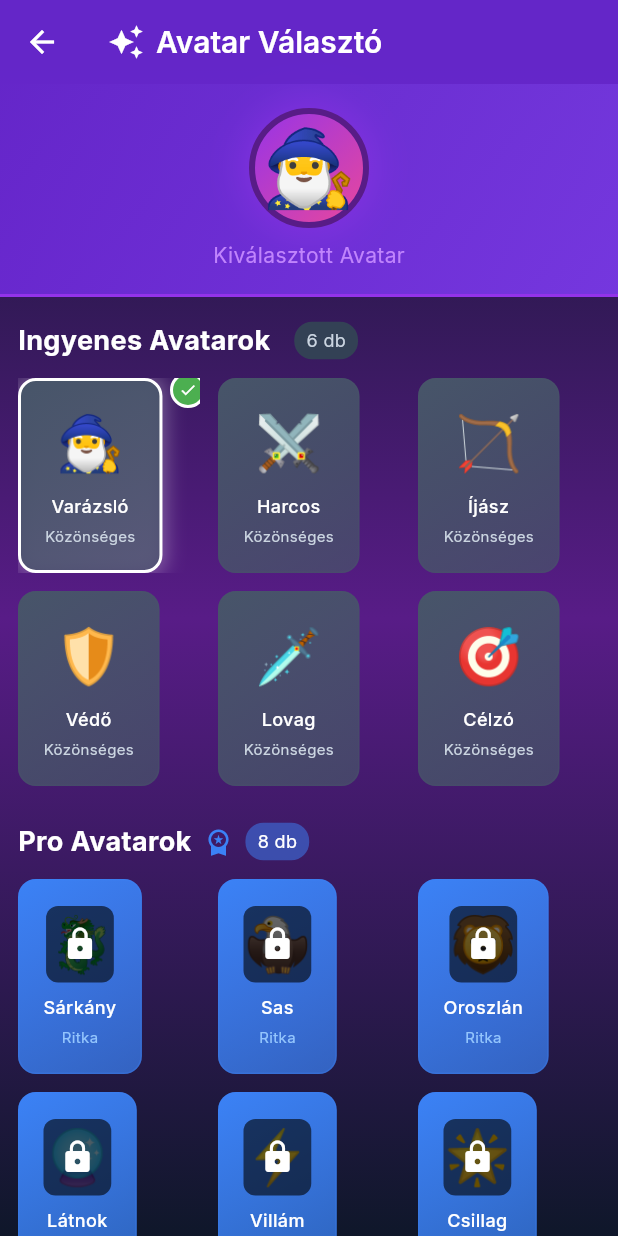
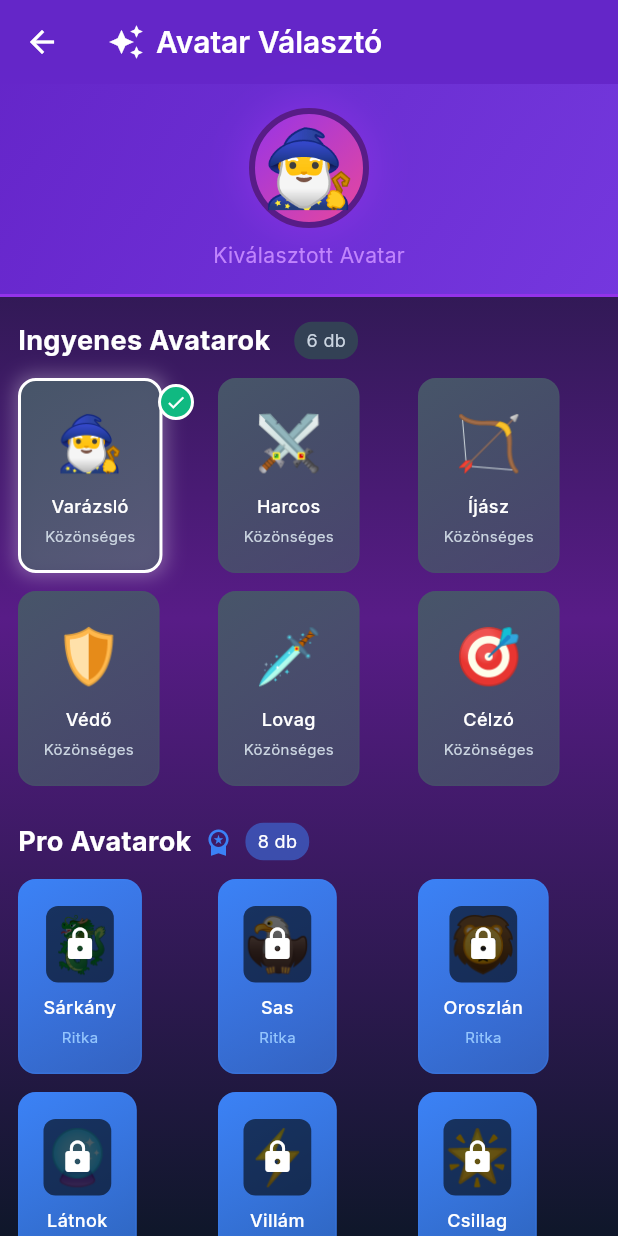
Before and after one commit to adamvir/capitalwizard, a Flutter app: the AvatarSelectorPage screen opened directly, after a tap on "🧙‍♂️", on a phone screen of 412 x 824 dp. Run offline on Flutter 3.47's test engine with Material 3 defaults, Android fonts, the phone set to English and light mode, and no system bars; our stand-ins replace equatable, google_fonts, shared_preferences; accounts and stored records are empty.

Commit message:
fix: Zöld pipa pozíció javítás - most a boxon belül van
- Positioned top: -4 → 4 (belül van!)
- Positioned right: -4 → 4 (belül van!)
- Pipa színe: Colors.green → #10B981 (szebb zöld)
- Icon size: 12 → 14 (láthatóbb)

Most a box teljes szélességű és a pipa a jobb felső sarokban belül!

🤖 Generated with [Claude Code](https://claude.com/claude-code)

Co-Authored-By: Claude <noreply@anthropic.com>

```diff
--- a/lib/screens/avatar_selector_page.dart
+++ b/lib/screens/avatar_selector_page.dart
@@ -416,20 +416,20 @@ class _AvatarSelectorPageState extends State<AvatarSelectorPage> {
                   ),
                   if (isSelected && !isLocked)
                     Positioned(
-                      top: -4,
-                      right: -4,
+                      top: 4,
+                      right: 4,
                       child: Container(
                         width: 24,
                         height: 24,
                         decoration: BoxDecoration(
-                          color: Colors.green,
+                          color: const Color(0xFF10B981),
                           shape: BoxShape.circle,
                           border: Border.all(color: Colors.white, width: 2),
                         ),
                         child: const Icon(
                           Icons.check,
                           color: Colors.white,
-                          size: 12,
+                          size: 14,
                         ),
                       ),
                     ),
```
